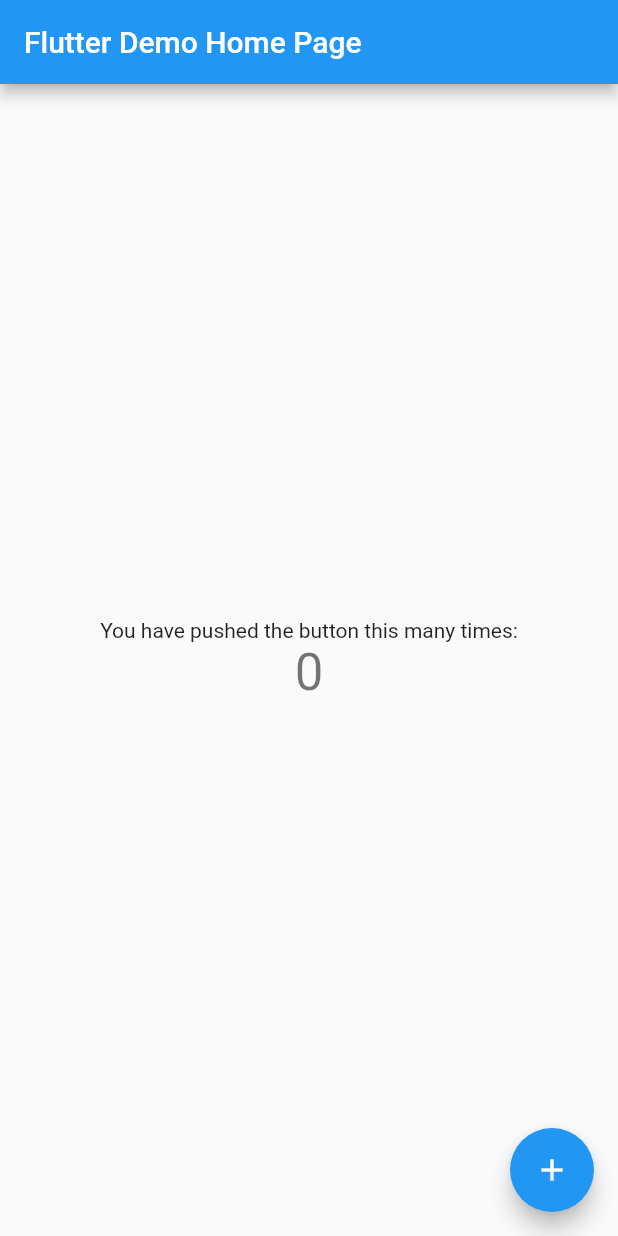
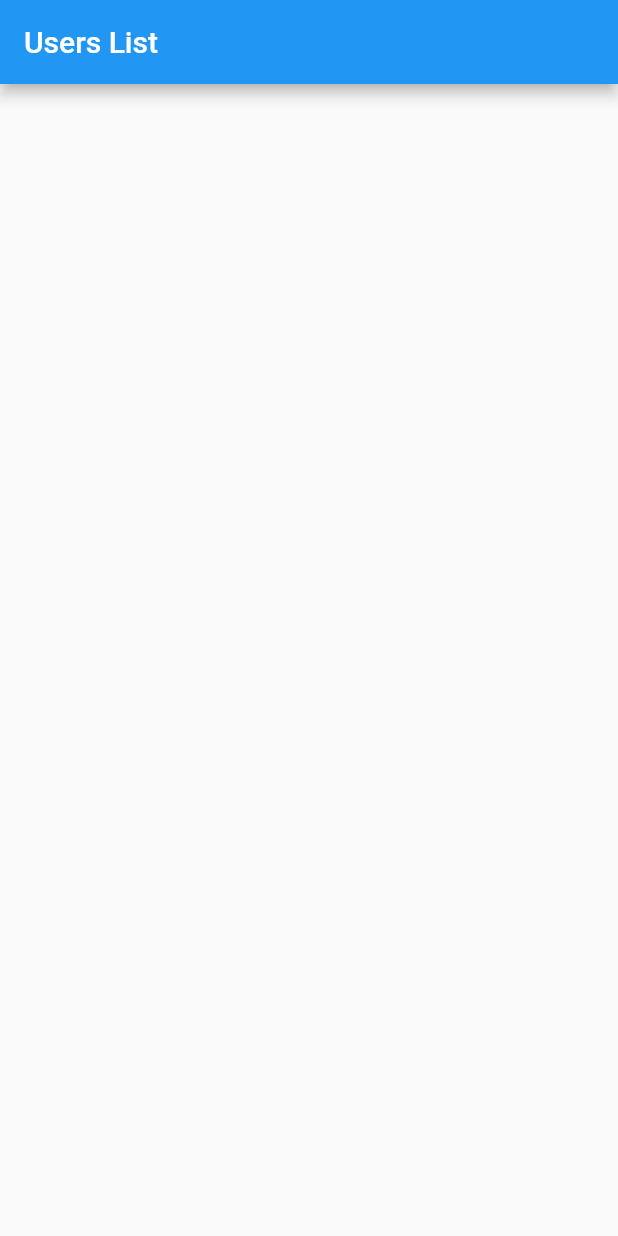
Before and after one commit to Jwmffreitas/ControleUsuarios-app, a Flutter app: the screen it shows after launch, on a phone screen of 412 x 824 dp. Run offline on Flutter 3.47's test engine with Material 2 defaults, Android fonts, the phone set to English and light mode, and no system bars.

Commit message:
Colocando front pra rodar (SDK 28)

```diff
--- a/frontend/lib/main.dart
+++ b/frontend/lib/main.dart
@@ -1,113 +1,22 @@
 import 'package:flutter/material.dart';
 
 void main() {
-  runApp(MyApp());
+  runApp(MaterialApp(
+    home: HomePage(),
+  ));
 }
 
-class MyApp extends StatelessWidget {
-  // This widget is the root of your application.
+class HomePage extends StatefulWidget {
   @override
+  _HomePageState createState() => _HomePageState();
+}
+
+class _HomePageState extends State<HomePage> {
   Widget build(BuildContext context) {
-    return MaterialApp(
-      title: 'Flutter Demo',
-      theme: ThemeData(
-        // This is the theme of your application.
-        //
-        // Try running your application with "flutter run". You'll see the
-        // application has a blue toolbar. Then, without quitting the app, try
-        // changing the primarySwatch below to Colors.green and then invoke
-        // "hot reload" (press "r" in the console where you ran "flutter run",
-        // or simply save your changes to "hot reload" in a Flutter IDE).
-        // Notice that the counter didn't reset back to zero; the application
-        // is not restarted.
-        primarySwatch: Colors.blue,
+    return Scaffold(
+      appBar: AppBar(
+        title: Text('Users List'),
       ),
-      home: MyHomePage(title: 'Flutter Demo Home Page'),
     );
   }
 }
-
-class MyHomePage extends StatefulWidget {
-  MyHomePage({Key? key, required this.title}) : super(key: key);
-
-  // This widget is the home page of your application. It is stateful, meaning
-  // that it has a State object (defined below) that contains fields that affect
-  // how it looks.
-
-  // This class is the configuration for the state. It holds the values (in this
-  // case the title) provided by the parent (in this case the App widget) and
-  // used by the build method of the State. Fields in a Widget subclass are
-  // always marked "final".
-
-  final String title;
-
-  @override
-  _MyHomePageState createState() => _MyHomePageState();
-}
-
-class _MyHomePageState extends State<MyHomePage> {
-  int _counter = 0;
-
-  void _incrementCounter() {
-    setState(() {
-      // This call to setState tells the Flutter framework that something has
-      // changed in this State, which causes it to rerun the build method below
-      // so that the display can reflect the updated values. If we changed
-      // _counter without calling setState(), then the build method would not be
-      // called again, and so nothing would appear to happen.
-      _counter++;
-    });
-  }
-
-  @override
-  Widget build(BuildContext context) {
-    // This method is rerun every time setState is called, for instance as done
-    // by the _incrementCounter method above.
-    //
-    // The Flutter framework has been optimized to make rerunning build methods
-    // fast, so that you can just rebuild anything that needs updating rather
-    // than having to individually change instances of widgets.
-    return Scaffold(
-      appBar: AppBar(
-        // Here we take the value from the MyHomePage object that was created by
-        // the App.build method, and use it to set our appbar title.
-        title: Text(widget.title),
-      ),
-      body: Center(
-        // Center is a layout widget. It takes a single child and positions it
-        // in the middle of the parent.
-        child: Column(
-          // Column is also a layout widget. It takes a list of children and
-          // arranges them vertically. By default, it sizes itself to fit its
-          // children horizontally, and tries to be as tall as its parent.
-          //
-          // Invoke "debug painting" (press "p" in the console, choose the
-          // "Toggle Debug Paint" action from the Flutter Inspector in Android
-          // Studio, or the "Toggle Debug Paint" command in Visual Studio Code)
-          // to see the wireframe for each widget.
-          //
-          // Column has various properties to control how it sizes itself and
-          // how it positions its children. Here we use mainAxisAlignment to
-          // center the children vertically; the main axis here is the vertical
-          // axis because Columns are vertical (the cross axis would be
-          // horizontal).
-          mainAxisAlignment: MainAxisAlignment.center,
-          children: <Widget>[
-            Text(
-              'You have pushed the button this many times:',
-            ),
-            Text(
-              '$_counter',
-              style: Theme.of(context).textTheme.headline4,
-            ),
-          ],
-        ),
-      ),
-      floatingActionButton: FloatingActionButton(
-        onPressed: _incrementCounter,
-        tooltip: 'Increment',
-        child: Icon(Icons.add),
-      ), // This trailing comma makes auto-formatting nicer for build methods.
-    );
-  }
-}
```
Also changed, not shown: 2 other files.
